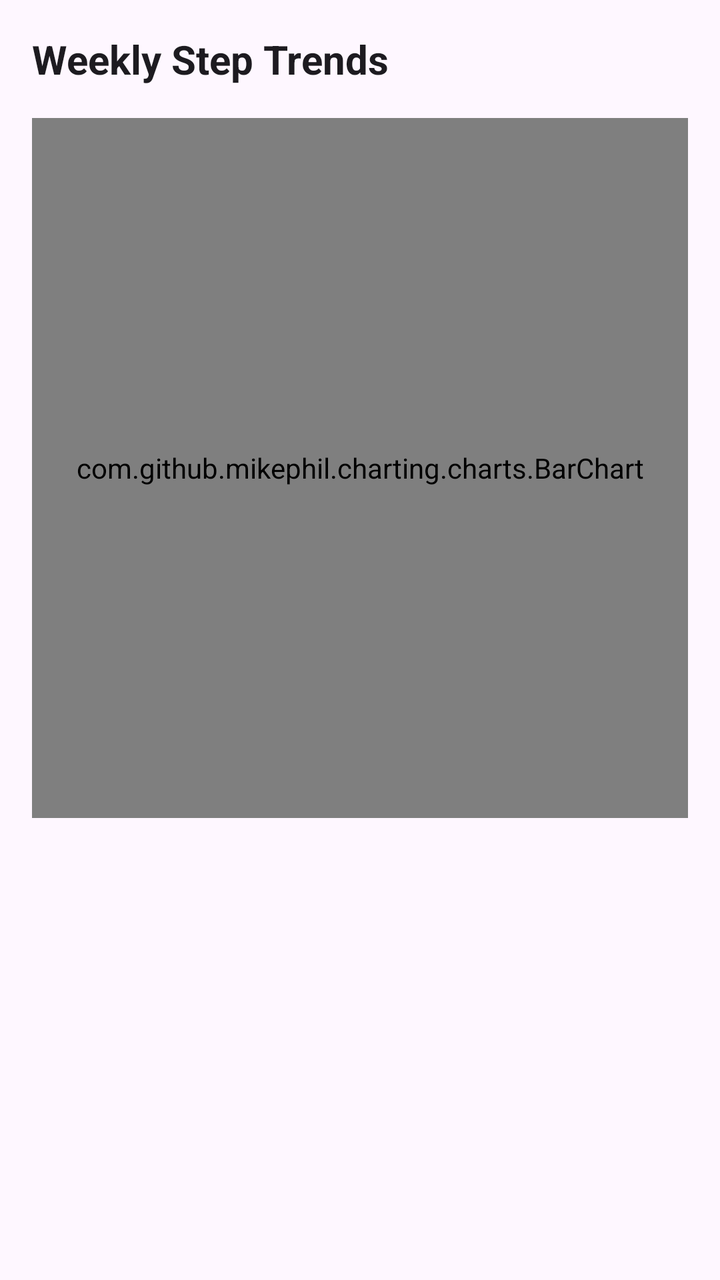
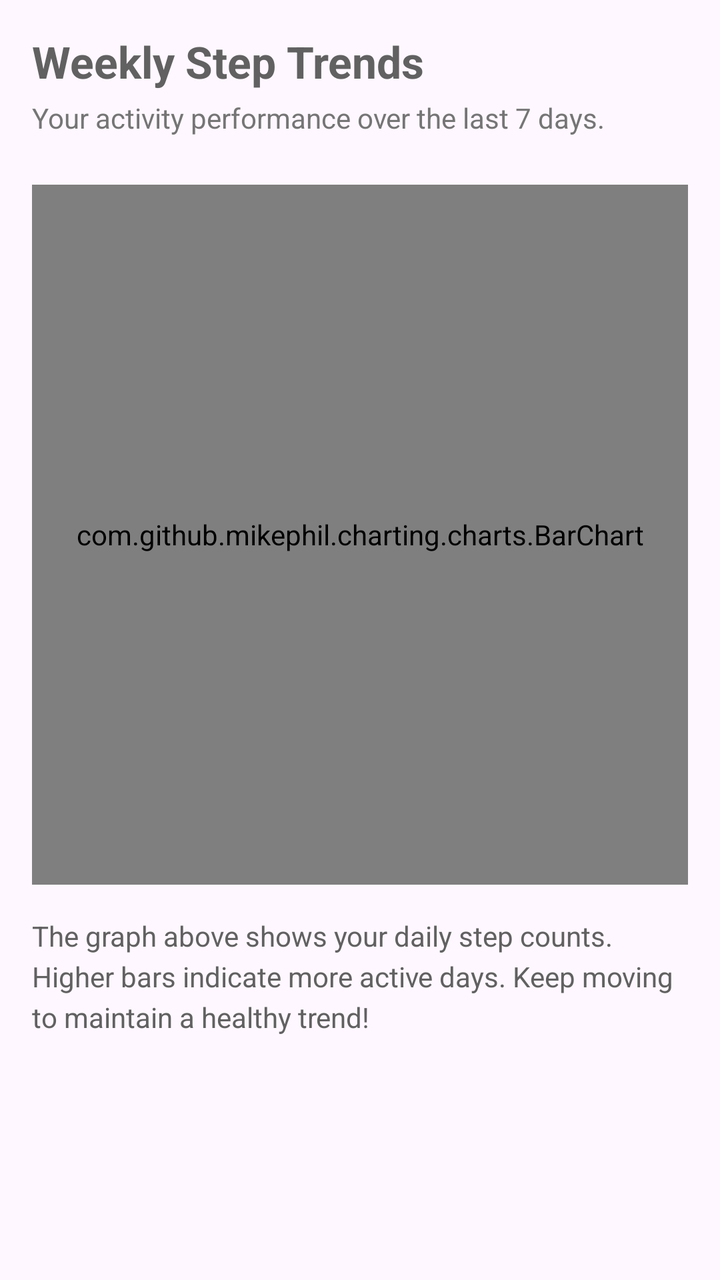

An Android layout rendered at two revisions. The XML below is the earlier revision; the diff shows what the commit changed to produce the second picture.
<!-- AndroidManifest.xml: application theme Theme.EcoTrack -->
<!-- res/layout/fragment_analytics.xml -->
<?xml version="1.0" encoding="utf-8"?>

<LinearLayout xmlns:android="http://schemas.android.com/apk/res/android"
    android:layout_width="match_parent"
    android:layout_height="match_parent"
    android:orientation="vertical"
    android:padding="16dp"
    android:background="?android:attr/windowBackground">

    <TextView
        android:layout_width="wrap_content"
        android:layout_height="wrap_content"
        android:text="Weekly Step Trends"
        android:textColor="?android:attr/textColorPrimary"
        android:textSize="20sp"
        android:textStyle="bold" />

    <com.github.mikephil.charting.charts.BarChart
        android:id="@+id/barChart"
        android:layout_width="match_parent"
        android:layout_height="350dp"
        android:layout_marginTop="16dp" />
</LinearLayout>
<!-- resources referenced by this layout -->
<resources>
  <style name="Theme.EcoTrack" parent="Theme.Material3.DayNight.NoActionBar">
          
          <item name="android:statusBarColor">@android:color/transparent</item>
          <item name="android:navigationBarColor">@android:color/transparent</item>
      </style>
</resources>

<!-- the commit's change to res/layout/fragment_analytics.xml (unified diff, before → after) -->
@@ -8,16 +8,35 @@
     android:background="?android:attr/windowBackground">
 
     <TextView
+        android:id="@+id/tvAnalyticsTitle"
         android:layout_width="wrap_content"
         android:layout_height="wrap_content"
         android:text="Weekly Step Trends"
-        android:textColor="?android:attr/textColorPrimary"
-        android:textSize="20sp"
+        android:textColor="#616161"
+        android:textSize="22sp"
         android:textStyle="bold" />
+
+    <TextView
+        android:id="@+id/tvAnalyticsSubTitle"
+        android:layout_width="wrap_content"
+        android:layout_height="wrap_content"
+        android:layout_marginTop="4dp"
+        android:text="Your activity performance over the last 7 days."
+        android:textColor="#757575"
+        android:textSize="14sp" />
 
     <com.github.mikephil.charting.charts.BarChart
         android:id="@+id/barChart"
         android:layout_width="match_parent"
         android:layout_height="350dp"
-        android:layout_marginTop="16dp" />
+        android:layout_marginTop="24dp" />
+
+    <TextView
+        android:layout_width="match_parent"
+        android:layout_height="wrap_content"
+        android:layout_marginTop="16dp"
+        android:text="The graph above shows your daily step counts. Higher bars indicate more active days. Keep moving to maintain a healthy trend!"
+        android:textColor="#616161"
+        android:textSize="14sp"
+        android:lineSpacingExtra="4dp" />
 </LinearLayout>
